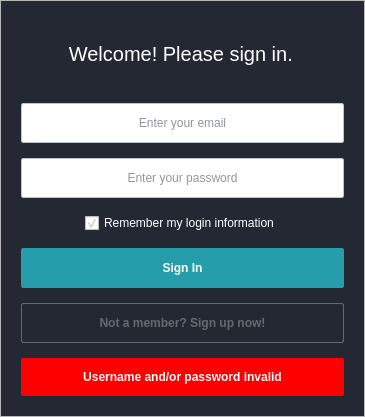
Old version of the form LoginDialog/logindialog.ui in the repository jakepetty/nexus-desktop-client.
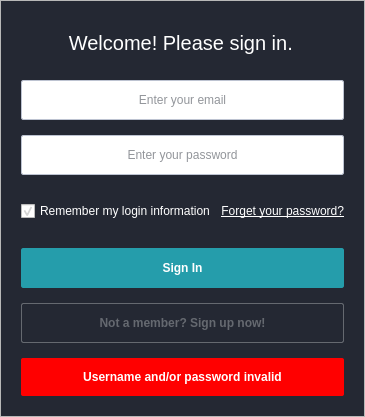
New version of the form. Icons and pictures are not drawn.

Commit message: Updated Login Window Added Forgot Password link

The edit to the form file:
```diff
--- a/LoginDialog/logindialog.ui
+++ b/LoginDialog/logindialog.ui
@@ -187,7 +187,22 @@
         </property>
        </widget>
       </item>
-      <item alignment="Qt::AlignHCenter">
+      <item>
+       <widget class="QFrame" name="frame_2">
+        <layout class="QHBoxLayout" name="horizontalLayout">
+         <property name="leftMargin">
+          <number>0</number>
+         </property>
+         <property name="topMargin">
+          <number>0</number>
+         </property>
+         <property name="rightMargin">
+          <number>0</number>
+         </property>
+         <property name="bottomMargin">
+          <number>0</number>
+         </property>
+         <item>
        <widget class="QCheckBox" name="remember_me">
         <property name="text">
          <string>Remember my login information</string>
@@ -195,6 +210,25 @@
         <property name="checked">
          <bool>true</bool>
         </property>
+          </widget>
+         </item>
+         <item>
+          <widget class="QLabel" name="label">
+           <property name="styleSheet">
+            <string notr="true"/>
+           </property>
+           <property name="text">
+            <string>&lt;html&gt;&lt;head/&gt;&lt;body&gt;&lt;p&gt;&lt;a href=&quot;https://sto-nexus.com/users/forgot_password&quot;&gt;&lt;span style=&quot; text-decoration: underline; color:#ffffff;&quot;&gt;Forget your password?&lt;/span&gt;&lt;/a&gt;&lt;/p&gt;&lt;/body&gt;&lt;/html&gt;</string>
+           </property>
+           <property name="alignment">
+            <set>Qt::AlignRight|Qt::AlignTrailing|Qt::AlignVCenter</set>
+           </property>
+           <property name="openExternalLinks">
+            <bool>true</bool>
+           </property>
+          </widget>
+         </item>
+        </layout>
        </widget>
       </item>
       <item>
```
Lines whose indentation alone changed are shown as unchanged.
